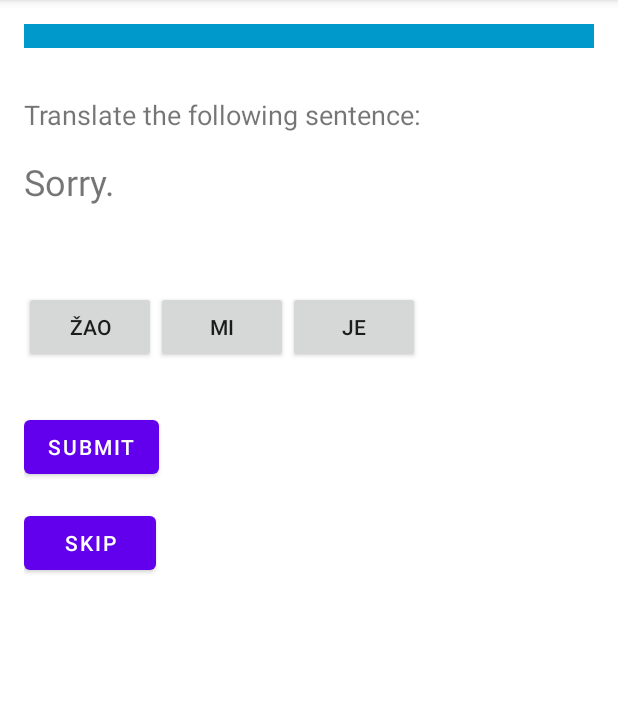
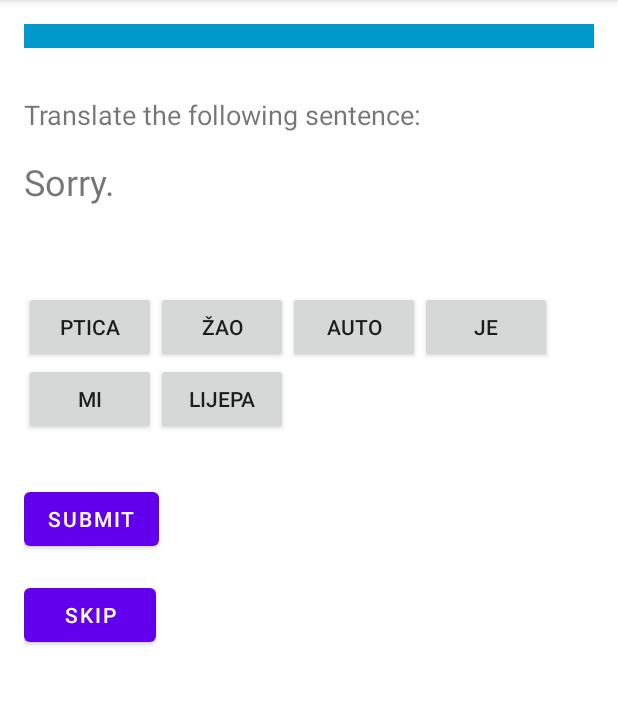
Before and after one commit to mikkokallio/langfant, an Android app: the screen it shows after launch (ExerciseActivity), after a tap on "START", on a phone screen of 412 x 824 dp, the part 84-789 px from its top. Run offline under Robolectric (Android 15) with nearby library versions, the light colour scheme and no system bars; our stand-ins replace FlexboxLayout, navigation-ui.

Commit message:
Mix in random words

```diff
--- a/app/src/main/java/com/example/langfant/ExerciseActivity.kt
+++ b/app/src/main/java/com/example/langfant/ExerciseActivity.kt
@@ -23,6 +23,8 @@ class ExerciseActivity : AppCompatActivity() {
     private var selectedWords = mutableListOf<String>()
     private var englishToCroatian = true
     private lateinit var progressBar: ProgressBar
+    private lateinit var keywords: MutableList<String>
+    private lateinit var vocabulary: MutableList<String>
 
     override fun onCreate(savedInstanceState: Bundle?) {
         super.onCreate(savedInstanceState)
@@ -31,9 +33,11 @@ class ExerciseActivity : AppCompatActivity() {
         // Initialize progress bar
         progressBar = findViewById<ProgressBar>(R.id.progressBar)
 
-        // Retrieve lesson words from intent
-        val wordsArray = intent.getStringArrayExtra("lessonWords") ?: arrayOf()
-        val lessonWords = ArrayList<String>(wordsArray.toList())
+        // Retrieve keywords and vocabulary from intent
+        val keywordsArray = intent.getStringArrayExtra("keywords") ?: arrayOf()
+        keywords = ArrayList<String>(keywordsArray.toList())
+        val vocabularyArray = intent.getStringArrayExtra("vocabulary") ?: arrayOf()
+        vocabulary = ArrayList<String>(vocabularyArray.toList())
 
         // Read JSON file
         val json = resources.openRawResource(R.raw.exercises).bufferedReader().use { it.readText() }
@@ -45,7 +49,7 @@ class ExerciseActivity : AppCompatActivity() {
             .filter { exercise ->
                 val answer = exercise.getString("Croatian").replace("[^\\p{L}\\s']".toRegex(), "")
                 val answerWords = answer.split(" ").map { it.trim() }
-                answerWords.any { word -> lessonWords.contains(word) }
+                answerWords.any { word -> keywords.contains(word) }
             }
 
         // Convert filtered exercises to JSONArray
@@ -88,8 +92,15 @@ class ExerciseActivity : AppCompatActivity() {
             selectedWords.clear()
             updateSelectedWordsTextView()
 
-            val words = answer.split(" ")
-            for (word in words) {
+            val words = answer.split(" ").toMutableList()
+            // Select additional words from the lesson's vocabulary
+            val additionalWords = vocabulary.filter { !words.contains(it) }.shuffled().take(words.size)
+            // Add additional words to the shuffledWords list
+            words.addAll(additionalWords)
+            // Shuffle the list of words randomly
+            val shuffledWords = words.shuffled()
+
+            for (word in shuffledWords) {
                 val button = Button(this)
                 button.text = word
                 button.setOnClickListener {
--- a/app/src/main/java/com/example/langfant/ui/lesson/LessonAdapter.kt
+++ b/app/src/main/java/com/example/langfant/ui/lesson/LessonAdapter.kt
@@ -64,8 +64,10 @@ class LessonAdapter(private val lessons: List<Lesson>) :
         holder.startButton.setOnClickListener {
             // Start ExerciseActivity and pass lesson words as extras
             val intent = Intent(holder.itemView.context, ExerciseActivity::class.java)
-            val wordsArray = lessons[position].keywords.toTypedArray()
-            intent.putExtra("lessonWords", wordsArray) // Pass lesson words as extras
+            val keywordsArray = lessons[position].keywords.toTypedArray()
+            val vocabularyArray = lessons[position].vocabulary.toTypedArray()
+            intent.putExtra("keywords", keywordsArray) // Pass lesson words as extras
+            intent.putExtra("vocabulary", vocabularyArray) // Pass lesson words as extras
             holder.itemView.context.startActivity(intent)
         }
     }
```
